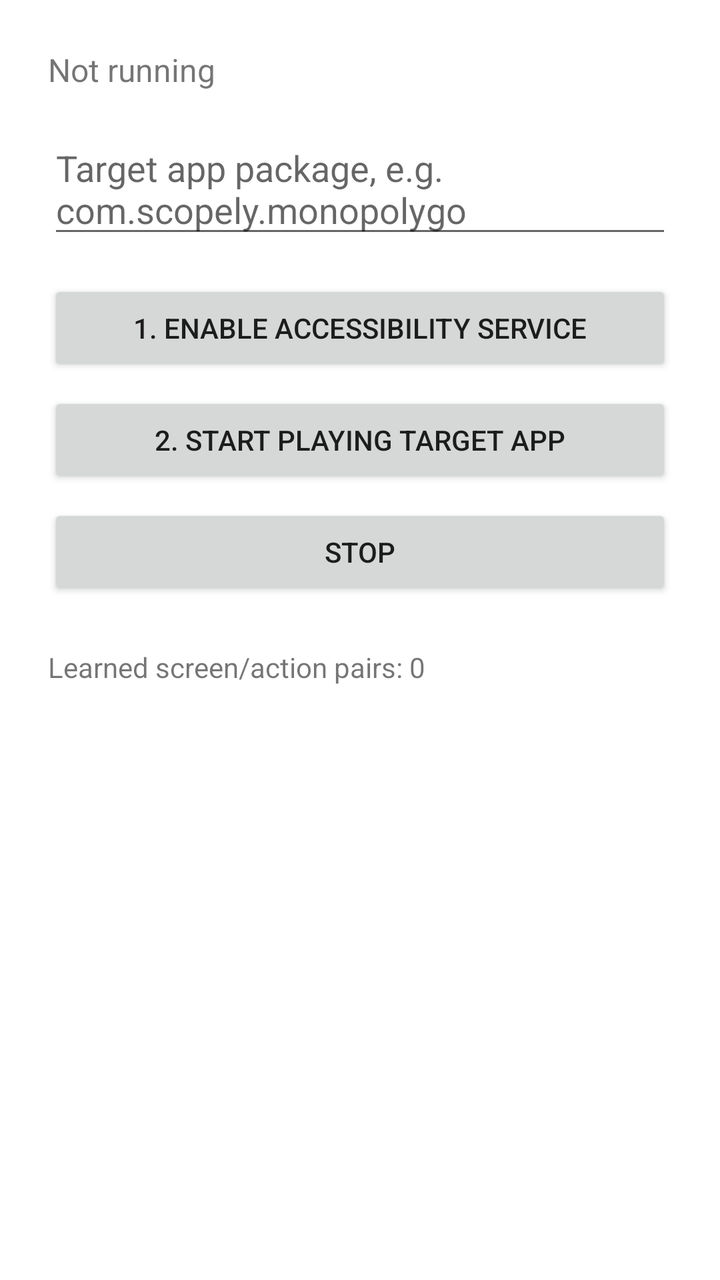
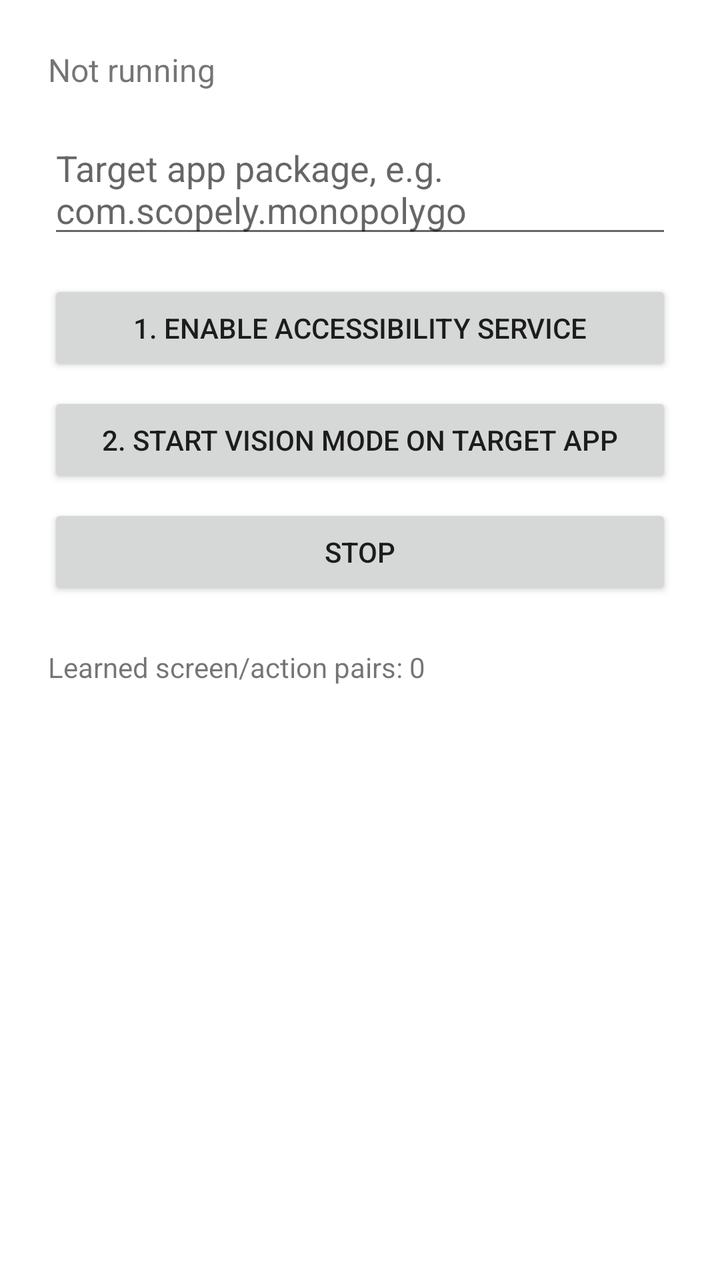

Before-and-after screenshots of an Android layout around one commit, followed by the original layout XML and the change that was made.
<!-- AndroidManifest.xml: application theme Theme.GameAgent -->
<!-- res/layout/activity_main.xml -->
<?xml version="1.0" encoding="utf-8"?>
<LinearLayout xmlns:android="http://schemas.android.com/apk/res/android"
    android:layout_width="match_parent"
    android:layout_height="match_parent"
    android:orientation="vertical"
    android:padding="24dp">

    <TextView
        android:id="@+id/statusText"
        android:layout_width="match_parent"
        android:layout_height="wrap_content"
        android:textSize="16sp"
        android:text="Not running" />

    <EditText
        android:id="@+id/packageInput"
        android:layout_width="match_parent"
        android:layout_height="wrap_content"
        android:layout_marginTop="16dp"
        android:hint="Target app package, e.g. com.scopely.monopolygo" />

    <Button
        android:id="@+id/enableAccessibilityButton"
        android:layout_width="match_parent"
        android:layout_height="wrap_content"
        android:layout_marginTop="16dp"
        android:text="1. Enable Accessibility Service" />

    <Button
        android:id="@+id/startButton"
        android:layout_width="match_parent"
        android:layout_height="wrap_content"
        android:layout_marginTop="8dp"
        android:text="2. Start playing target app" />

    <Button
        android:id="@+id/stopButton"
        android:layout_width="match_parent"
        android:layout_height="wrap_content"
        android:layout_marginTop="8dp"
        android:text="Stop" />

    <TextView
        android:id="@+id/learnedCountText"
        android:layout_width="match_parent"
        android:layout_height="wrap_content"
        android:layout_marginTop="24dp"
        android:text="Learned screen/action pairs: 0" />

</LinearLayout>
<!-- resources referenced by this layout -->
<resources>
  <style name="Theme.GameAgent" parent="Theme.MaterialComponents.DayNight.NoActionBar" />
</resources>

<!-- the commit's change to res/layout/activity_main.xml (unified diff, before → after) -->
@@ -31,7 +31,7 @@
         android:layout_width="match_parent"
         android:layout_height="wrap_content"
         android:layout_marginTop="8dp"
-        android:text="2. Start playing target app" />
+        android:text="2. Start vision mode on target app" />
 
     <Button
         android:id="@+id/stopButton"
